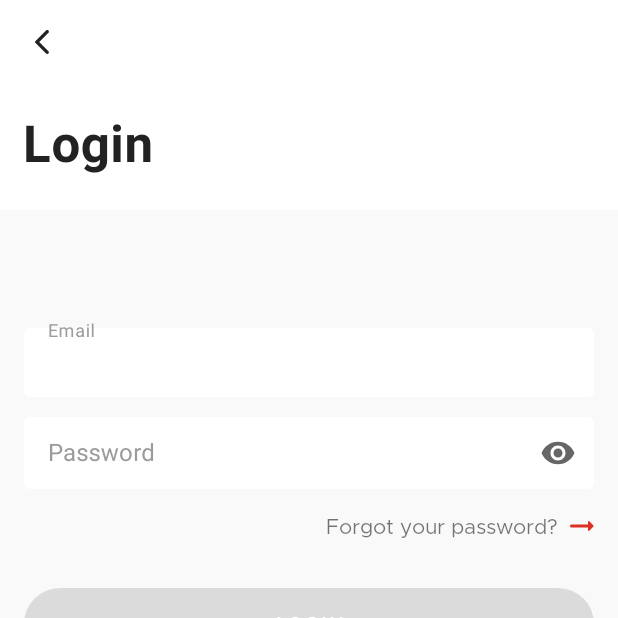
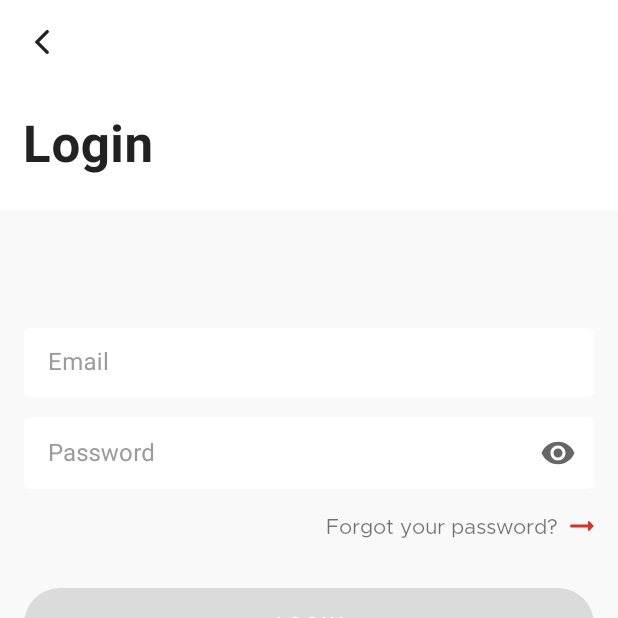
Before and after one commit to longnghia/E-Commerce-Application, an Android app: the LoginFragment screen opened through its navigation route, after a tap on "Forgot your password?", on a phone screen of 412 x 824 dp, the top half of it. Run offline under Robolectric (Android 15) with nearby library versions, the phone set to English and light mode, and no system bars; our stand-ins replace Firebase (no records; nobody signed in at launch, a user with empty details on screens opened directly), navigation-ui; pictures from the network do not load.

Commit message:
remove redundant

```diff
--- a/app/src/main/java/com/goldenowl/ecommerce/ui/auth/LoginFragment.kt
+++ b/app/src/main/java/com/goldenowl/ecommerce/ui/auth/LoginFragment.kt
@@ -170,10 +170,6 @@ class LoginFragment : BaseAuthFragment<FragmentLoginBinding>() {
                     binding.edtEmail.text.toString().isNotBlank()
                 ) {
                     viewModel.forgotPassword(binding.edtEmail.text.toString().trim())
-                } else {
-                    // todo add screen forgot password
-                    Toast.makeText(context, "Please input your email first!", Toast.LENGTH_SHORT).show()
-                    edtEmail.requestFocus()
                 }
             }
 
```
